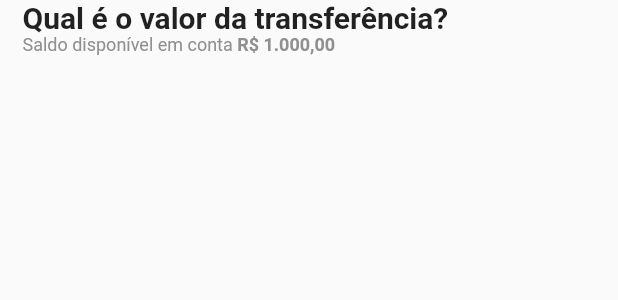
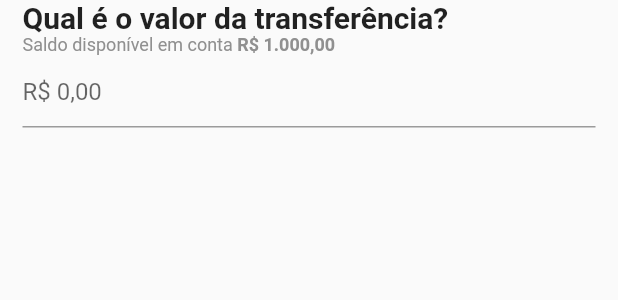
Before and after one commit to gabrieuu/CloneNubank, a Flutter app: the ContentTransfer widget shown alone on an empty page, opened directly, on a phone screen of 412 x 824 dp. Shown: the top 300 px of the screen. Run offline on Flutter 3.47's test engine with Material 2 defaults, Android fonts, the phone set to English and light mode, and no system bars; our stand-ins replace get, material_design_icons_flutter, page_transition.

Commit message:
finalizado tela de transferencia

```diff
--- a/lib/controller/controller_user.dart
+++ b/lib/controller/controller_user.dart
@@ -1,11 +1,11 @@
 import 'package:get/get.dart';
 class UsersController extends GetxController{
-  String _nome = "Gabriel Barbosa da Silva";
-  double _saldo = 1000.00;
-  double _fatura = 680.40;
-  double _limite = 1000.00;
-  double _emprestimo = 10000;
-  double _dinheiroGuardado = 0;
+  final String _nome = "Gabriel Barbosa da Silva";
+  final double _saldo = 1000.00;
+  final double _fatura = 680.40;
+  final double _limite = 1000.00;
+  final double _emprestimo = 10000;
+  final double _dinheiroGuardado = 0;
   bool _eye = true;
 
   void mostrarValor(){
--- a/lib/pages/home/model/carrosel/caroussel.dart
+++ b/lib/pages/home/model/carrosel/caroussel.dart
@@ -1,5 +1,4 @@
 import 'package:clone_nubank/pages/pay/pay_page.dart';
-import 'package:clone_nubank/pages/pix/model/enviar_pix/enviar_pix.dart';
 import 'package:clone_nubank/pages/pix/pix_page.dart';
 import 'package:clone_nubank/pages/received/receive_page.dart';
 import 'package:clone_nubank/pages/recharge/recharge_page.dart';
--- a/lib/pages/transfer/model/content.dart
+++ b/lib/pages/transfer/model/content.dart
@@ -1,7 +1,6 @@
 import 'package:clone_nubank/controller/controller_user.dart';
 import 'package:flutter/material.dart';
 import 'package:get/get.dart';
-
 import '../../../util/colors.dart';
 
 class ContentTransfer extends StatefulWidget {
@@ -15,13 +14,13 @@ class _ContentTransferState extends State<ContentTransfer> {
   @override
   Widget build(BuildContext context) {
     return Container(
-      margin: EdgeInsets.symmetric(horizontal: 15),
+      margin: const EdgeInsets.symmetric(horizontal: 15),
       child: Column(
         crossAxisAlignment: CrossAxisAlignment.start,
         children: [
           const Text("Qual é o valor da transferência?",style: TextStyle(fontWeight: FontWeight.bold, fontSize: 20),),
           _labelText(),
-
+          _inputText(),
         ],
       ),
     );
@@ -46,4 +45,15 @@ class _ContentTransferState extends State<ContentTransfer> {
             },
             );
   }
+  _inputText(){
+    return GestureDetector(
+      child:  TextField(
+        onTap: (){
+
+        },
+        decoration: const InputDecoration(
+          hintText: "R\$ 0,00",
+        ) ,
+    ));
+  }
 }
--- a/lib/util/widgets/nav_bar_back.dart
+++ b/lib/util/widgets/nav_bar_back.dart
@@ -1,7 +1,5 @@
- import 'package:clone_nubank/pages/home/home_page.dart';
 import 'package:flutter/material.dart';
 import 'package:material_design_icons_flutter/material_design_icons_flutter.dart';
-import 'package:page_transition/page_transition.dart';
 
 import '../colors.dart';
 
--- a/pubspec.yaml
+++ b/pubspec.yaml
@@ -37,6 +37,7 @@ dependencies:
   cupertino_icons: ^1.0.2
   material_design_icons_flutter: ^7.0.7296
   page_transition: ^2.0.9
+  mask_text_input_formatter: ^2.5.0
   get: ^4.6.5
 
 dev_dependencies:
```
Also changed, not shown: lib/pages/account/model/historico/historico_saldo.dart (+5 -7 lines), lib/pages/pay/pay_page.dart (+0 -8 lines), lib/pages/pix/pix_page.dart (+1 -7 lines), lib/pages/received/receive_page.dart (+1 -7 lines), lib/pages/recharge/recharge_page.dart (+0 -7 lines), lib/pages/to_loan/loan_page.dart (+1 -7 lines), lib/pages/transfer/transfer_page.dart (+5 -8 lines), pubspec.lock.
